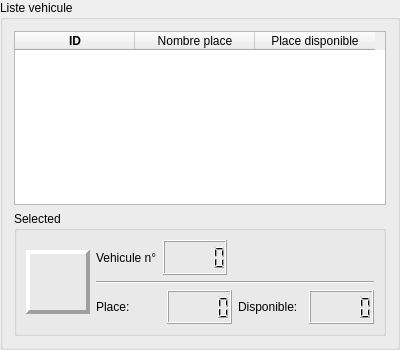
This is src/views/VehicleList/VehicleListView.ui in DinaTolotra/QReservation as Qt 5 draws it before an edit. The edited form follows.
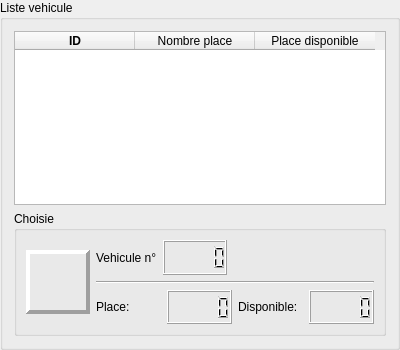
This is the edited form.

What changed in the file:
```diff
--- a/src/views/VehicleList/VehicleListView.ui
+++ b/src/views/VehicleList/VehicleListView.ui
@@ -101,7 +101,7 @@
       </size>
      </property>
      <property name="title">
-      <string>Selected</string>
+      <string>Choisie</string>
      </property>
      <layout class="QHBoxLayout" name="horizontalLayout_6">
       <item>
```
